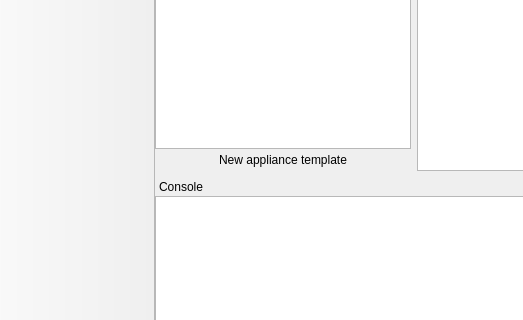
Old version of the form gns3/ui/main_window.ui in the repository GNS3/gns3-gui; both pictures show x 0 to 523 and y 306 to 626 of the 986 by 716 pixel window.
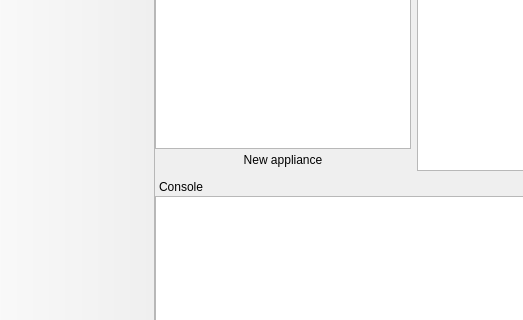
New version of the form. Icons and pictures are not drawn. Custom widgets are drawn as their Qt base class.

Commit message: Streamline appliance wizard. Fixes #2224.

What changed in the file:
```diff
--- a/gns3/ui/main_window.ui
+++ b/gns3/ui/main_window.ui
@@ -313,7 +313,7 @@
      <item>
       <widget class="QPushButton" name="uiNewAppliancePushButton">
        <property name="text">
-        <string>New appliance template</string>
+        <string>New appliance</string>
        </property>
        <property name="icon">
         <iconset resource="../../resources/resources.qrc">
```
The commit also changes 6 other files.
